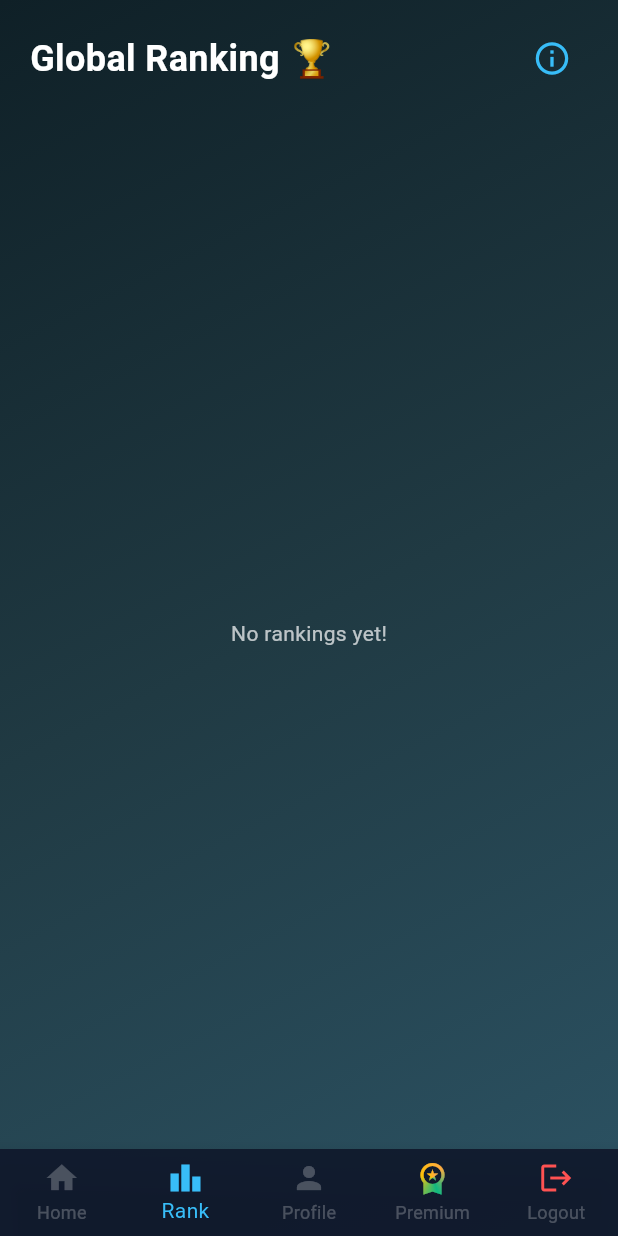
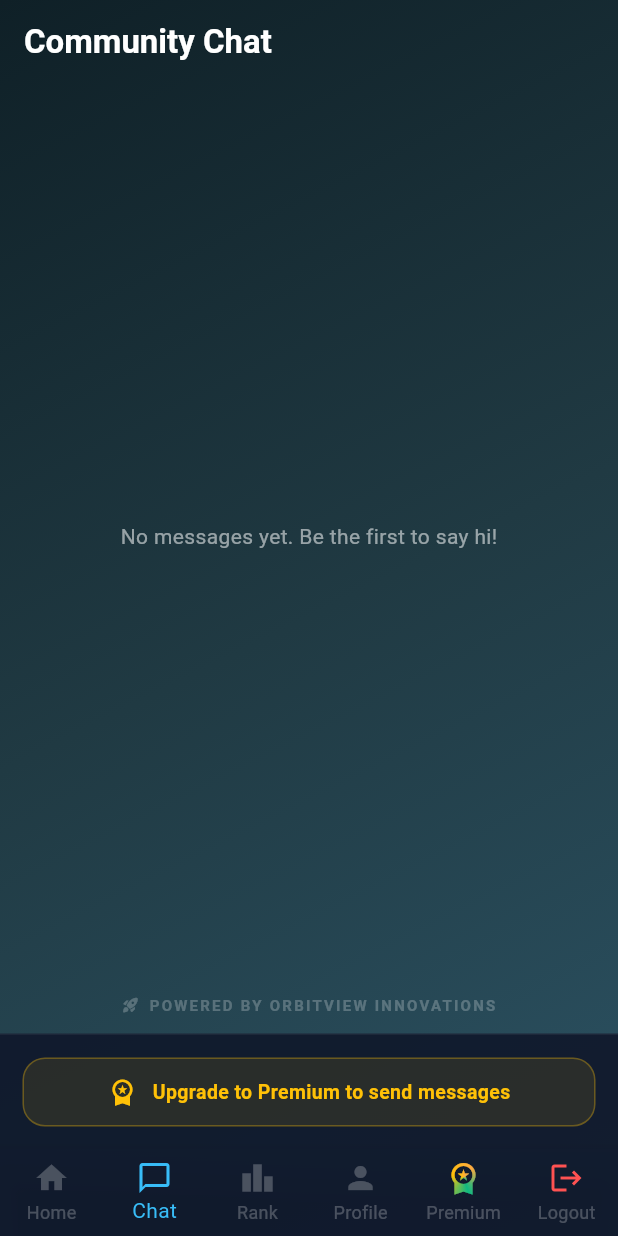
Before and after one commit to ruwan-dev/gk_quiz_app, a Flutter app: the screen it shows once a user with an empty profile is signed in, item 2 of the bottom bar chosen, on a phone screen of 412 x 824 dp. Run offline on Flutter 3.47's test engine with Material 3 defaults, Android fonts, the phone set to English and light mode, and no system bars; our stand-ins replace cloud_firestore, firebase_auth, firebase_core, percent_indicator; accounts and stored records are empty; Roboto replaces fonts that are missing (Poppins).

Commit message:
feat: Remove manifest and version files; add chat feature with support messages
- Deleted manifest.json and version.json files from the build/web directory.
- Implemented a new ChatScreen for community chat functionality.
- Added support for sending messages with a daily limit and support requests.
- Updated AdminPanel to include a new Support tab for viewing support messages.
- Enhanced user experience with avatar display for premium users in HomeScreen.
- Introduced a new constant for maximum daily messages in app_constants.dart.
- Updated database service to handle chat message storage and retrieval.

```diff
--- /dev/null
+++ b/lib/screens/chat_screen.dart
@@ -0,0 +1,276 @@
+import 'package:flutter/material.dart';
+import 'package:cloud_firestore/cloud_firestore.dart';
+import 'package:firebase_auth/firebase_auth.dart';
+import '../services/database_service.dart';
+import '../utils/app_constants.dart';
+
+class ChatScreen extends StatefulWidget {
+  const ChatScreen({super.key});
+
+  @override
+  State<ChatScreen> createState() => _ChatScreenState();
+}
+
+class _ChatScreenState extends State<ChatScreen> {
+  final TextEditingController _messageController = TextEditingController();
+  final DatabaseService _dbService = DatabaseService();
+
+  void _sendMessage(String name, int currentCount, String todayDate) async {
+    final text = _messageController.text.trim();
+    if (text.isEmpty) return;
+
+    if (currentCount >= AppConstants.maxDailyMessages) {
+      ScaffoldMessenger.of(context).showSnackBar(
+        SnackBar(
+          content: Text("You have reached the daily limit of ${AppConstants.maxDailyMessages} messages."),
+          backgroundColor: Colors.orangeAccent,
+        )
+      );
+      return;
+    }
+
+    final user = FirebaseAuth.instance.currentUser;
+    if (user != null) {
+      _messageController.clear();
+
+      bool isSupport = text.toLowerCase().startsWith('@support');
+
+      bool success = await _dbService.sendChatMessage(
+        userId: user.uid,
+        userName: name,
+        text: text,
+        isSupport: isSupport,
+      );
+
+      if (success) {
+        await FirebaseFirestore.instance.collection('users').doc(user.uid).set({
+          'lastChatDate': todayDate,
+          'chatCount': currentCount + 1,
+        }, SetOptions(merge: true));
+      } else {
+        if (mounted) ScaffoldMessenger.of(context).showSnackBar(const SnackBar(content: Text("Failed to send message.")));
+      }
+    }
+  }
+
+  @override
+  Widget build(BuildContext context) {
+    final currentUser = FirebaseAuth.instance.currentUser;
+
+    return StreamBuilder<DocumentSnapshot>(
+      stream: FirebaseFirestore.instance.collection('users').doc(currentUser?.uid).snapshots(),
+      builder: (context, userSnap) {
+        bool isPremium = false;
+        String userName = 'User';
+        int todayChatCount = 0;
+
+        String todayDate = "${DateTime.now().year}-${DateTime.now().month}-${DateTime.now().day}";
+
+        if (userSnap.hasData && userSnap.data!.exists) {
+          final data = userSnap.data!.data() as Map<String, dynamic>?;
+          isPremium = data?['isPremium'] ?? false;
+          userName = data?['name'] ?? 'User';
+
+          if (data?['lastChatDate'] == todayDate) {
+            todayChatCount = data?['chatCount'] ?? 0;
+          }
+        }
+
+        return Scaffold(
+          backgroundColor: Colors.transparent,
+          appBar: AppBar(
+            title: const Text("Community Chat", style: TextStyle(fontWeight: FontWeight.bold, color: Colors.white)),
+            backgroundColor: Colors.transparent,
+            elevation: 0,
+            automaticallyImplyLeading: false,
+          ),
+          body: Column(
+            children: [
+              // 🚀 Chat Messages Area
+              Expanded(
+                child: StreamBuilder<QuerySnapshot>(
+                  stream: _dbService.getChatMessages(),
+                  builder: (context, snapshot) {
+                    if (snapshot.connectionState == ConnectionState.waiting) {
+                      return const Center(child: CircularProgressIndicator(color: Color(0xFF38BDF8)));
+                    }
+                    if (!snapshot.hasData || snapshot.data!.docs.isEmpty) {
+                      return const Center(child: Text("No messages yet. Be the first to say hi!", style: TextStyle(color: Colors.white54)));
+                    }
+
+                    final docs = snapshot.data!.docs;
+                    return ListView.builder(
+                      reverse: true,
+                      padding: const EdgeInsets.all(15),
+                      itemCount: docs.length,
+                      itemBuilder: (context, index) {
+                        final data = docs[index].data() as Map<String, dynamic>;
+                        final isMe = data['userId'] == currentUser?.uid;
+                        final isSupportMsg = data['isSupport'] ?? false;
+
+                        return Align(
+                          alignment: isMe ? Alignment.centerRight : Alignment.centerLeft,
+                          child: Container(
+                            margin: const EdgeInsets.only(bottom: 10),
+                            padding: const EdgeInsets.symmetric(vertical: 10, horizontal: 15),
+                            decoration: BoxDecoration(
+                              color: isSupportMsg ? Colors.amber.withOpacity(0.15) : (isMe ? const Color(0xFF38BDF8) : Colors.white.withOpacity(0.1)),
+                              borderRadius: BorderRadius.only(
+                                topLeft: const Radius.circular(15),
+                                topRight: const Radius.circular(15),
+                                bottomLeft: isMe ? const Radius.circular(15) : const Radius.circular(0),
+                                bottomRight: isMe ? const Radius.circular(0) : const Radius.circular(15),
+                              ),
+                              border: isSupportMsg ? Border.all(color: Colors.amber.withOpacity(0.5)) : null,
+                            ),
+                            child: Column(
+                              crossAxisAlignment: isMe ? CrossAxisAlignment.end : CrossAxisAlignment.start,
+                              children: [
+                                if (isSupportMsg) ...[
+                                  Row(
+                                    mainAxisSize: MainAxisSize.min,
+                                    children: [
+                                      const Icon(Icons.support_agent, color: Colors.amber, size: 14),
+                                      const SizedBox(width: 5),
+                                      Text("SUPPORT REQUEST", style: TextStyle(color: Colors.amber.shade300, fontSize: 10, fontWeight: FontWeight.bold)),
+                                    ],
+                                  ),
+                                  const SizedBox(height: 5),
+                                ],
+
+                                if (!isMe) ...[
+                                  Text(data['userName'] ?? 'User', style: const TextStyle(color: Colors.amber, fontSize: 12, fontWeight: FontWeight.bold)),
+                                  const SizedBox(height: 4),
+                                ],
+
+                                Text(
+                                  data['text'] ?? '',
+                                  style: TextStyle(
+                                    color: (isMe && !isSupportMsg) ? Colors.black87 : Colors.white,
+                                    fontSize: 15
+                                  )
+                                ),
+                              ],
+                            ),
+                          ),
+                        );
+                      },
+                    );
+                  },
+                ),
+              ),
+
+              // 🚀 Chat එකට යටින් සහ Input Box එකට උඩින් තියෙන Watermark එක
+              Padding(
+                padding: const EdgeInsets.only(bottom: 12.0, top: 4.0),
+                child: Row(
+                  mainAxisAlignment: MainAxisAlignment.center,
+                  children: [
+                    const Icon(Icons.rocket_launch_rounded, color: Colors.white24, size: 12),
+                    const SizedBox(width: 6),
+                    Text(
+                      "POWERED BY ${AppConstants.companyName}",
+                      style: const TextStyle(
+                        color: Colors.white24,
+                        fontSize: 10,
+                        fontWeight: FontWeight.bold,
+                        letterSpacing: 1.5
+                      ),
+                    ),
+                  ],
+                ),
+              ),
+
+              // 🚀 Type කරන Input Area එක
+              Container(
+                padding: const EdgeInsets.all(15),
+                decoration: BoxDecoration(
+                  color: const Color(0xFF0F172A).withOpacity(0.9),
+                  border: Border(top: BorderSide(color: Colors.white.withOpacity(0.05))),
+                ),
+                child: isPremium
+                    ? Column(
+                        crossAxisAlignment: CrossAxisAlignment.start,
+                        children: [
+                          Padding(
+                            padding: const EdgeInsets.only(bottom: 8.0, left: 5.0),
+                            child: Row(
+                              children: [
+                                Text(
+                                  "Messages sent today: $todayChatCount / ${AppConstants.maxDailyMessages}",
+                                  style: TextStyle(
+                                    color: todayChatCount >= AppConstants.maxDailyMessages ? Colors.redAccent : Colors.white54,
+                                    fontSize: 12,
+                                    fontWeight: FontWeight.bold
+                                  )
+                                ),
+                                const Spacer(),
+                                const Text(
+                                  "Type @support for help",
+                                  style: TextStyle(color: Colors.amber, fontSize: 10, fontWeight: FontWeight.bold),
+                                )
+                              ],
+                            ),
+                          ),
+                          Row(
+                            children: [
+                              Expanded(
+                                child: TextField(
+                                  controller: _messageController,
+                                  style: const TextStyle(color: Colors.white),
+                                  enabled: todayChatCount < AppConstants.maxDailyMessages,
+                                  decoration: InputDecoration(
+                                    hintText: todayChatCount >= AppConstants.maxDailyMessages ? "Daily limit reached..." : "Type a message...",
+                                    hintStyle: const TextStyle(color: Colors.white38),
+                                    filled: true,
+                                    fillColor: Colors.white.withOpacity(0.05),
+                                    border: OutlineInputBorder(borderRadius: BorderRadius.circular(25), borderSide: BorderSide.none),
+                                    contentPadding: const EdgeInsets.symmetric(horizontal: 20, vertical: 10),
+                                  ),
+                                ),
+                              ),
+                              const SizedBox(width: 10),
+                              GestureDetector(
+                                onTap: () {
+                                  if (todayChatCount < AppConstants.maxDailyMessages) {
+                                    _sendMessage(userName, todayChatCount, todayDate);
+                                  }
+                                },
+                                child: Container(
+                                  padding: const EdgeInsets.all(12),
+                                  decoration: BoxDecoration(
+                                    color: todayChatCount >= AppConstants.maxDailyMessages ? Colors.grey.withOpacity(0.5) : const Color(0xFF38BDF8),
+                                    shape: BoxShape.circle
+                                  ),
+                                  child: const Icon(Icons.send, color: Colors.black87, size: 20),
+                                ),
+                              ),
+                            ],
+                          ),
+                        ],
+                      )
+                    : Container(
+                        width: double.infinity,
+                        padding: const EdgeInsets.symmetric(vertical: 12),
+                        decoration: BoxDecoration(
+                          color: Colors.amber.withOpacity(0.1),
+                          borderRadius: BorderRadius.circular(15),
+                          border: Border.all(color: Colors.amber.withOpacity(0.3))
+                        ),
+                        child: const Row(
+                          mainAxisAlignment: MainAxisAlignment.center,
+                          children: [
+                            Icon(Icons.workspace_premium, color: Colors.amber, size: 20),
+                            SizedBox(width: 10),
+                            Text("Upgrade to Premium to send messages", style: TextStyle(color: Colors.amber, fontWeight: FontWeight.bold, fontSize: 13)),
+                          ],
+                        ),
+                      ),
+              ),
+            ],
+          ),
+        );
+      },
+    );
+  }
+}
--- a/lib/utils/app_constants.dart
+++ b/lib/utils/app_constants.dart
@@ -11,4 +11,5 @@ class AppConstants {
   static const String bankAccountName = "S.R. Kumara";
   static const String premiumPrice = "Rs. 950.00";
   static const int freeQuestionLimit = 10;
+  static const int maxDailyMessages = 15;
 }
```
Also changed, not shown: lib/screens/admin_panel.dart (+77 -4 lines), lib/screens/home_screen.dart (+18 -5 lines), lib/services/database_service.dart (+27 -0 lines), 30 other files.
